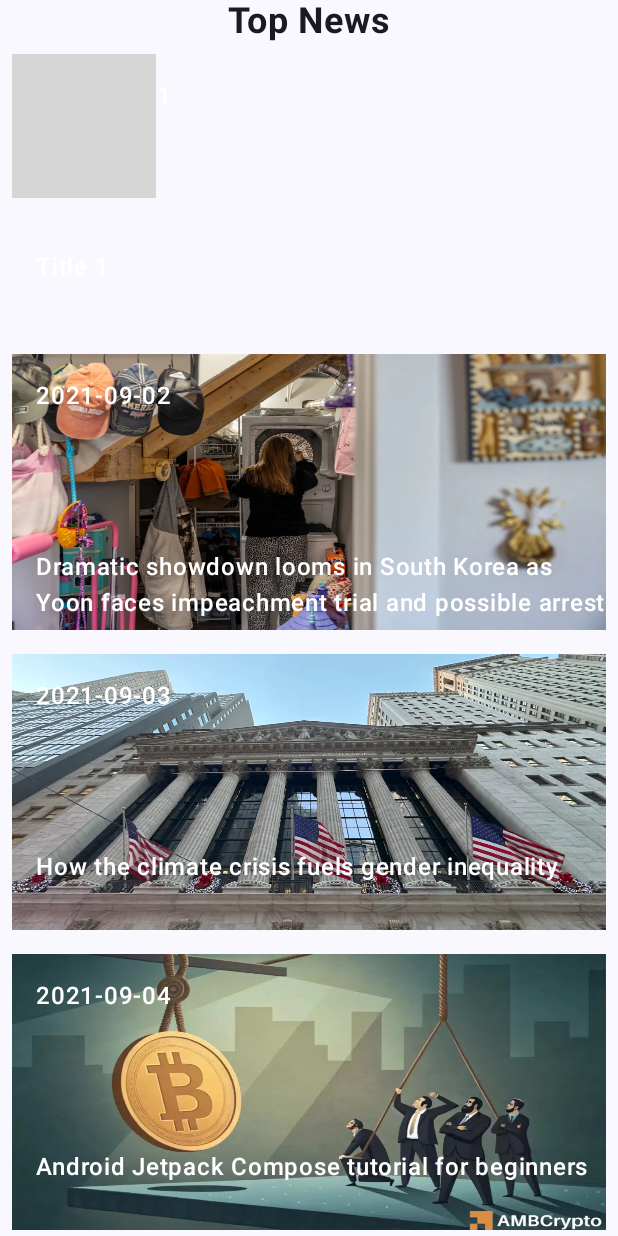
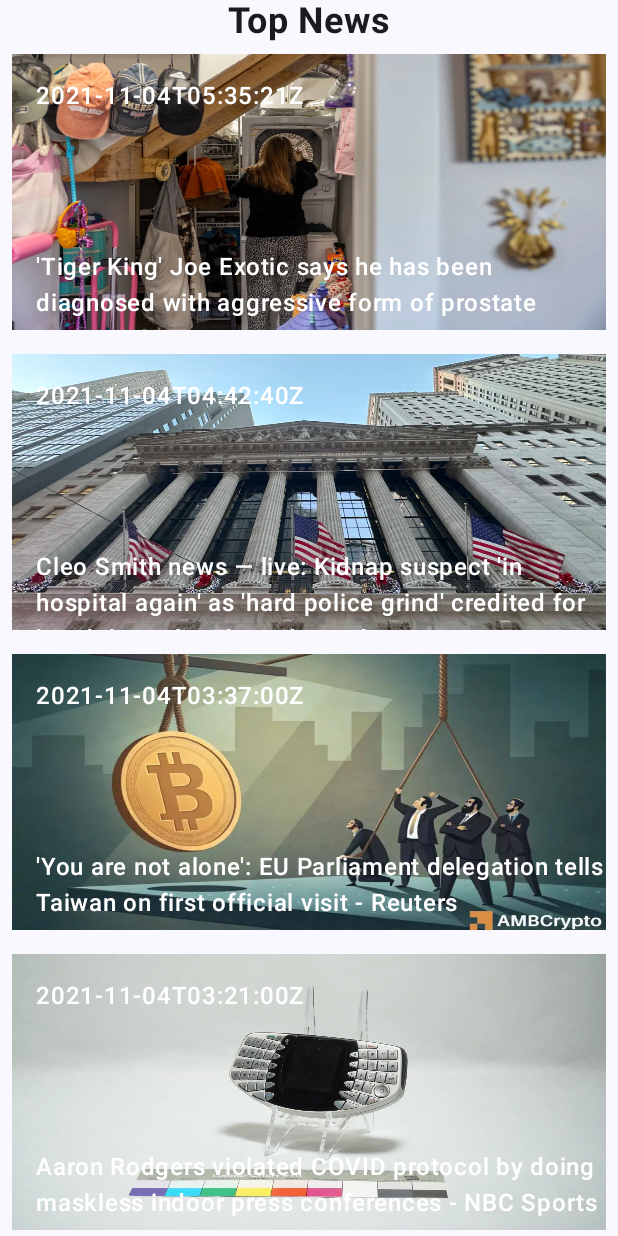
Before and after one commit to ansgrb/dummynews, an Android app built with Jetpack Compose: the screen it shows after launch (MainActivity), on a phone screen of 412 x 824 dp. Run offline under Robolectric (Android 15) with nearby library versions, the phone set to English and light mode, and no system bars; grey boxes are pictures that could not be loaded.

Commit message:
:construction: Enhance MockData with real news data and improve DetailScreen design
This commit significantly updates the `MockData` with a list of actual news articles, enhancing the realism of the application. It also refines the design of the `DetailScreen` to better display detailed news information.

The following changes were made:

-   **Updated `MockData`:**
    -   Replaced the placeholder news data with a list of real news articles.
    -   Each `NewsData` now includes more detailed information like author, image, title, description, and published date.
    -   Expanded `description` fields with more comprehensive text.
-   - Added new image resource.
-    -   Updated `MainActivity` to use `systemBars` as padding.
    - Updated `getNewsById` method to handle null values.
- - Changed image resources names.
- - Updated description text in MockData.
+
+ - **Enhanced `DetailsScreen`:**
+     - Added a top app bar using `CenterAlignedTopAppBar` to `DetailsScreen`
+     - Added navigation icon to app bar.
+     - Added title in `DetailsScreen` top app bar.
+     - Added scroll behavior to the app bar with `TopAppBarDefaults.pinnedScrollBehavior(rememberTopAppBarState())` and `Modifier.nestedScroll(scrollMagic.nestedScrollConnection)`
+    -   Updated `DetailsScreen` to use `DetailsScreenContent` composable.
+    -   Included an `Image` composable to display the news item's image.
+    -   Added `IconInfo` composable to display author and published date.
+    -   Added `fontWeight` to the title text.
+    - Changed `padding` on `DetailsScreen` to use `Column` `contentPadding`.
+    -  Added `verticalScroll` to the `DetailScreen`.
+   - Refactored `DetailsScreen` to take `scrollState` as a param.
+   - Removed unnecessary text, fontStyle and fontSize.

-   **Updated `MainActivity`:**
-    - Removed `SuppressLint`.
+    -**Improved project structure:**
+      - Refactored the `DetailScreen` and `DetailsScreenContent` in a more scalable and maintainable way.

```diff
--- a/app/src/main/java/dev/ansgrb/dummynews/MainActivity.kt
+++ b/app/src/main/java/dev/ansgrb/dummynews/MainActivity.kt
@@ -1,5 +1,6 @@
 package dev.ansgrb.dummynews
 
+import android.annotation.SuppressLint
 import android.os.Bundle
 import androidx.activity.ComponentActivity
 import androidx.activity.compose.setContent
@@ -18,6 +19,7 @@
 import dev.ansgrb.dummynews.ui.NewsApp
 import dev.ansgrb.dummynews.ui.theme.DummynewsTheme
 
+//@SuppressLint("UnusedMaterial3ScaffoldPaddingParameter")
 class MainActivity : ComponentActivity() {
     override fun onCreate(savedInstanceState: Bundle?) {
         super.onCreate(savedInstanceState)
--- a/app/src/main/java/dev/ansgrb/dummynews/MockData.kt
+++ b/app/src/main/java/dev/ansgrb/dummynews/MockData.kt
@@ -5,87 +5,107 @@
 object MockData {
     val topNewsList = listOf<NewsData>(
         NewsData(
-            id = 1,
-            author = "John Doe",
-            title = "Title 1",
-            description = "Description 1",
-            publishedAt = "2021-09-01"
+            1,
+            author = "Raja Razek, CNN",
+            image = R.drawable.ass_01,
+            title = "'Tiger King' Joe Exotic says he has been diagnosed with aggressive form of prostate cancer - CNN",
+            description = "Joseph Maldonado, known as Joe Exotic on the 2020 Netflix docuseries \\\"Tiger King: Murder, Mayhem and Madness,\\\" has been diagnosed with an aggressive form of prostate cancer, according to a letter written by Maldonado." +
+                    "Joseph Maldonado, known as Joe Exotic on the 2020 Netflix docuseries \\\"Tiger King: Murder, Mayhem and Madness,\\\" has been diagnosed with an aggressive form of prostate cancer, according to a letter written by Maldonado." +
+                    "Joseph Maldonado, known as Joe Exotic on the 2020 Netflix docuseries \\\"Tiger King: Murder, Mayhem and Madness,\\\" has been diagnosed with an aggressive form of prostate cancer, according to a letter written by Maldonado." +
+                    "Joseph Maldonado, known as Joe Exotic on the 2020 Netflix docuseries \\\"Tiger King: Murder, Mayhem and Madness,\\\" has been diagnosed with an aggressive form of prostate cancer, according to a letter written by Maldonado." +
+                    "Joseph Maldonado, known as Joe Exotic on the 2020 Netflix docuseries \\\"Tiger King: Murder, Mayhem and Madness,\\\" has been diagnosed with an aggressive form of prostate cancer, according to a letter written by Maldonado." +
+                    "Joseph Maldonado, known as Joe Exotic on the 2020 Netflix docuseries \\\"Tiger King: Murder, Mayhem and Madness,\\\" has been diagnosed with an aggressive form of prostate cancer, according to a letter written by Maldonado." +
+                    "Joseph Maldonado, known as Joe Exotic on the 2020 Netflix docuseries \\\"Tiger King: Murder, Mayhem and Madness,\\\" has been diagnosed with an aggressive form of prostate cancer, according to a letter written by Maldonado." +
+                    "Joseph Maldonado, known as Joe Exotic on the 2020 Netflix docuseries \\\"Tiger King: Murder, Mayhem and Madness,\\\" has been diagnosed with an aggressive form of prostate cancer, according to a letter written by Maldonado." +
+                    "Joseph Maldonado, known as Joe Exotic on the 2020 Netflix docuseries \\\"Tiger King: Murder, Mayhem and Madness,\\\" has been diagnosed with an aggressive form of prostate cancer, according to a letter written by Maldonado." +
+                    "Joseph Maldonado, known as Joe Exotic on the 2020 Netflix docuseries \\\"Tiger King: Murder, Mayhem and Madness,\\\" has been diagnosed with an aggressive form of prostate cancer, according to a letter written by Maldonado." +
+                    "Joseph Maldonado, known as Joe Exotic on the 2020 Netflix docuseries \\\"Tiger King: Murder, Mayhem and Madness,\\\" has been diagnosed with an aggressive form of prostate cancer, according to a letter written by Maldonado." +
+                    "Joseph Maldonado, known as Joe Exotic on the 2020 Netflix docuseries \\\"Tiger King: Murder, Mayhem and Madness,\\\" has been diagnosed with an aggressive form of prostate cancer, according to a letter written by Maldonado." +
+                    "Joseph Maldonado, known as Joe Exotic on the 2020 Netflix docuseries \\\"Tiger King: Murder, Mayhem and Madness,\\\" has been diagnosed with an aggressive form of prostate cancer, according to a letter written by Maldonado." +
+                    "Joseph Maldonado, known as Joe Exotic on the 2020 Netflix docuseries \\\"Tiger King: Murder, Mayhem and Madness,\\\" has been diagnosed with an aggressive form of prostate cancer, according to a letter written by Maldonado." +
+                    "Joseph Maldonado, known as Joe Exotic on the 2020 Netflix docuseries \\\"Tiger King: Murder, Mayhem and Madness,\\\" has been diagnosed with an aggressive form of prostate cancer, according to a letter written by Maldonado." +
+                    "Joseph Maldonado, known as Joe Exotic on the 2020 Netflix docuseries \\\"Tiger King: Murder, Mayhem and Madness,\\\" has been diagnosed with an aggressive form of prostate cancer, according to a letter written by Maldonado." +
+                    "Joseph Maldonado, known as Joe Exotic on the 2020 Netflix docuseries \\\"Tiger King: Murder, Mayhem and Madness,\\\" has been diagnosed with an aggressive form of prostate cancer, according to a letter written by Maldonado." +
+                    "Joseph Maldonado, known as Joe Exotic on the 2020 Netflix docuseries \\\"Tiger King: Murder, Mayhem and Madness,\\\" has been diagnosed with an aggressive form of prostate cancer, according to a letter written by Maldonado." +
+                    "Joseph Maldonado, known as Joe Exotic on the 2020 Netflix docuseries \\\"Tiger King: Murder, Mayhem and Madness,\\\" has been diagnosed with an aggressive form of prostate cancer, according to a letter written by Maldonado." +
+                    "Joseph Maldonado, known as Joe Exotic on the 2020 Netflix docuseries \\\"Tiger King: Murder, Mayhem and Madness,\\\" has been diagnosed with an aggressive form of prostate cancer, according to a letter written by Maldonado.",
+            publishedAt = "2021-11-04T05:35:21Z"
         ),
         NewsData(
-            id = 2,
-            image = R.drawable.ass_01,
-            author = "Helen Regan",
-            title = "Dramatic showdown looms in South Korea as Yoon faces impeachment trial and possible arrest",
-            description = "How the climate crisis fuels gender inequality How the climate crisis fuels gender inequality" +
-                    "How the climate crisis fuels gender inequality How the climate crisis fuels gender inequality" +
-                    "How the climate crisis fuels gender inequality How the climate crisis fuels gender inequality" +
-                    "How the climate crisis fuels gender inequality How the climate crisis fuels gender inequality" +
-                    "How the climate crisis fuels gender inequality" +
-                    "How the climate crisis fuels gender inequality" +
-                    "How the climate crisis fuels gender inequality" +
-                    "How the climate crisis fuels gender inequality",
-            publishedAt = "2021-09-02"
+            2,
+            author = "Namita Singh",
+            image = R.drawable.ass_02,
+            title = "Cleo Smith news — live: Kidnap suspect 'in hospital again' as 'hard police grind' credited for breakthrough - The Independent",
+            description = "The suspected kidnapper of four-year-old Cleo Smith has been treated in hospital for a second time amid reports he was “attacked” while in custody." +
+                    "The suspected kidnapper of four-year-old Cleo Smith has been treated in hospital for a second time amid reports he was “attacked” while in custody." +
+                    "The suspected kidnapper of four-year-old Cleo Smith has been treated in hospital for a second time amid reports he was “attacked” while in custody." +
+                    "The suspected kidnapper of four-year-old Cleo Smith has been treated in hospital for a second time amid reports he was “attacked” while in custody." +
+                    "The suspected kidnapper of four-year-old Cleo Smith has been treated in hospital for a second time amid reports he was “attacked” while in custody." +
+                    "The suspected kidnapper of four-year-old Cleo Smith has been treated in hospital for a second time amid reports he was “attacked” while in custody." +
+                    "The suspected kidnapper of four-year-old Cleo Smith has been treated in hospital for a second time amid reports he was “attacked” while in custody." +
+                    "The suspected kidnapper of four-year-old Cleo Smith has been treated in hospital for a second time amid reports he was “attacked” while in custody." +
+                    "The suspected kidnapper of four-year-old Cleo Smith has been treated in hospital for a second time amid reports he was “attacked” while in custody." +
+                    "The suspected kidnapper of four-year-old Cleo Smith has been treated in hospital for a second time amid reports he was “attacked” while in custody." +
+                    "The suspected kidnapper of four-year-old Cleo Smith has been treated in hospital for a second time amid reports he was “attacked” while in custody." +
+                    "The suspected kidnapper of four-year-old Cleo Smith has been treated in hospital for a second time amid reports he was “attacked” while in custody." +
+                    "The suspected kidnapper of four-year-old Cleo Smith has been treated in hospital for a second time amid reports he was “attacked” while in custody." +
+                    "The suspected kidnapper of four-year-old Cleo Smith has been treated in hospital for a second time amid reports he was “attacked” while in custody." +
+                    "The suspected kidnapper of four-year-old Cleo Smith has been treated in hospital for a second time amid reports he was “attacked” while in custody." +
+                    "The suspected kidnapper of four-year-old Cleo Smith has been treated in hospital for a second time amid reports he was “attacked” while in custody." +
+                    "The suspected kidnapper of four-year-old Cleo Smith has been treated in hospital for a second time amid reports he was “attacked” while in custody." +
+                    "The suspected kidnapper of four-year-old Cleo Smith has been treated in hospital for a second time amid reports he was “attacked” while in custody." +
+                    "The suspected kidnapper of four-year-old Cleo Smith has been treated in hospital for a second time amid reports he was “attacked” while in custody." +
+                    "The suspected kidnapper of four-year-old Cleo Smith has been treated in hospital for a second time amid reports he was “attacked” while in custody." +
+                    "The suspected kidnapper of four-year-old Cleo Smith has been treated in hospital for a second time amid reports he was “attacked” while in custody." +
+                    "The suspected kidnapper of four-year-old Cleo Smith has been treated in hospital for a second time amid reports he was “attacked” while in custody." +
+                    "The suspected kidnapper of four-year-old Cleo Smith has been treated in hospital for a second time amid reports he was “attacked” while in custody.",
+            publishedAt = "2021-11-04T04:42:40Z"
         ),
         NewsData(
-            id = 3,
-            image = R.drawable.ass_02,
-            author = "Sam Smith",
-            title = "How the climate crisis fuels gender inequality",
-            description = "Description 3",
-            publishedAt = "2021-09-03"
+            3,
+            author = "Not available",
+            image = R.drawable.ass_03,
+            title = "'You are not alone': EU Parliament delegation tells Taiwan on first official visit - Reuters",
+            description =
+            "The European Parliament's first official delegation to Taiwan said on Thursday the diplomatically isolated island is not alone and called for bolder actions to strengthen EU-Taiwan ties as Taipei faces rising pressure from Beijing.",
+            publishedAt = "2021-11-04T03:37:00Z"
         ),
         NewsData(
-            id = 4,
-            image = R.drawable.ass_03,
-            author = "Andrei Doe",
-            title = "Android Jetpack Compose tutorial for beginners",
-            description = "Description 4",
-            publishedAt = "2021-09-04"
+            4,
+            author = "Mike Florio",
+            image = R.drawable.ass_04,
+            title = "Aaron Rodgers violated COVID protocol by doing maskless indoor press conferences - NBC Sports",
+            description = "Packers quarterback Aaron Rodgers has been conducting in-person press conferences in the Green Bay facility without wearing a mask. Because he was secretly unvaccinated, Rodgers violated the rules.",
+            publishedAt = "2021-11-04T03:21:00Z"
         ),
         NewsData(
-            id = 5,
-            image = R.drawable.ass_04,
-            author = "John Doe",
-            title = "Title 5",
-            description = "Description 5",
-            publishedAt = "2021-09-05"
+            5,
+            author = "Grant Brisbee",
+            title = "Buster Posey's career was like no other in Giants history - The Athletic",
+            description = "There was a franchise without Buster Posey, and there was one with him, and those two franchises were radically, impossibly different.",
+            publishedAt = "2021-11-04T02:12:54Z"
         ),
         NewsData(
-            id = 6,
-            image = R.drawable.ass_05,
-            author = "Jane Doe",
-            title = "Title 6",
-            description = "Description 6",
-            publishedAt = "2021-09-06"
+            6,
+            author = "Michael Schneider",
+            title = "‘The Masked Singer’ Reveals Identity of the Beach Ball: Here Are the Stars Under the Mask - Variety",
+            description = "SPOILER ALERT: Do not read ahead if you have not watched “The Masked Singer” Season 6, Episode 8, “Giving Thanks,” which aired November 3 on Fox. Honey Boo Boo, we hardly knew you. Reality TV mother and daughter stars June Edith “Mama June” Shannon and Alana …",
+            publishedAt = "2021-11-04T02:00:00Z"
         ),
         NewsData(
-            id = 7,
-            author = "John Doe",
-            title = "Title 7",
-            description = "Description 7",
-            publishedAt = "2021-09-07"
+            7,
+            author = "Thomas Barrabi",
+            title = "Sen. Murkowski slams Dems over 'show votes' on federal election bills - Fox News",
+            description = "Sen. Lisa Murkowski, R-Alaska, slammed Senate Democrats for pursuing “show votes” on federal election bills on Wednesday as Republicans used the filibuster to block consideration the John Lewis Voting Rights Advancement Act.",
+            publishedAt = "2021-11-04T01:57:36Z"
         ),
         NewsData(
-            id = 8,
-            author = "Jane Doe",
-            title = "Title 8",
-            description = "Description 8",
-            publishedAt = "2021-09-08"
-        ),
-        NewsData(
-            id = 9,
-            author = "John Doe",
-            title = "Title 9",
-            description = "Description 9",
-            publishedAt = "2021-09-09"
-        ),
-        NewsData(
-            id = 10,
-            author = "Jane Doe",
-            title = "Title 10",
-            description = "Description 10",
-            publishedAt = "2021-09-10"
-        ),
+            8,
+            author = "CBSBoston.com Staff",
+            title = "Principal Beaten Unconscious At Dorchester School; Classes Canceled Thursday - CBS Boston",
+            description = "Principal Patricia Lampron and another employee were assaulted at Henderson Upper Campus during dismissal on Wednesday.",
+            publishedAt = "2021-11-04T01:55:00Z"
+        )
     )
     fun getNewsById(id: Int?): NewsData?{
         if (id == null) {
--- a/app/src/main/java/dev/ansgrb/dummynews/ui/screens/DetailsScreen.kt
+++ b/app/src/main/java/dev/ansgrb/dummynews/ui/screens/DetailsScreen.kt
@@ -1,51 +1,78 @@
 package dev.ansgrb.dummynews.ui.screens
 
+import android.annotation.SuppressLint
 import androidx.compose.foundation.Image
 import androidx.compose.foundation.ScrollState
 import androidx.compose.foundation.layout.Arrangement
 import androidx.compose.foundation.layout.Column
+import androidx.compose.foundation.layout.PaddingValues
 import androidx.compose.foundation.layout.Row
+import androidx.compose.foundation.layout.WindowInsets
 import androidx.compose.foundation.layout.fillMaxWidth
 import androidx.compose.foundation.layout.padding
 import androidx.compose.foundation.verticalScroll
 import androidx.compose.material.icons.Icons
+import androidx.compose.material.icons.automirrored.filled.ArrowBack
 import androidx.compose.material.icons.filled.DateRange
 import androidx.compose.material.icons.filled.Edit
 import androidx.compose.material3.Icon
+import androidx.compose.material3.IconButton
 import androidx.compose.material3.Text
+import androidx.compose.material3.CenterAlignedTopAppBar
+import androidx.compose.material3.ExperimentalMaterial3Api
+import androidx.compose.material3.LargeTopAppBar
+import androidx.compose.material3.MaterialTheme
+import androidx.compose.material3.Scaffold
+import androidx.compose.material3.TopAppBarDefaults
+import androidx.compose.material3.rememberTopAppBarState
 import androidx.compose.runtime.Composable
 import androidx.compose.ui.Alignment
 import androidx.compose.ui.Modifier
 import androidx.compose.ui.graphics.vector.ImageVector
+import androidx.compose.ui.input.nestedscroll.nestedScroll
 import androidx.compose.ui.res.colorResource
 import androidx.compose.ui.res.painterResource
-import androidx.compose.ui.text.font.FontStyle
 import androidx.compose.ui.text.font.FontWeight
+import androidx.compose.ui.text.style.TextOverflow
 import androidx.compose.ui.tooling.preview.Preview
 import androidx.compose.ui.unit.dp
-import androidx.compose.ui.unit.sp
 import androidx.navigation.NavController
 import androidx.navigation.compose.rememberNavController
 import dev.ansgrb.dummynews.R
 import dev.ansgrb.dummynews.model.NewsData
 
+//@SuppressLint("UnusedMaterial3ScaffoldPaddingParameter")
 @Composable
-fun DetailsScreen(navController: NavController, newsData: NewsData, scrollState: ScrollState){
+fun DetailsScreen(
+    navController: NavController,
+    newsData: NewsData,
+    scrollState: ScrollState
+) {
+    DetailsScreenContent(
+        newsData = newsData,
+        scrollState = scrollState,
+//        contentPadding = PaddingValues(0.dp)
+    )
+}
+
+@Composable
+fun DetailsScreenContent(
+    newsData: NewsData,
+    scrollState: ScrollState,
+//    contentPadding: PaddingValues = PaddingValues(0.dp)
+) {
+    DetailsTopAppBar()
     Column(
         modifier = Modifier
+//            .padding(contentPadding)
             .fillMaxWidth()
-            .padding(16.dp)
             .verticalScroll(scrollState),
-        horizontalAlignment = Alignment.CenterHorizontally,
-
-    ){
-        Text(
-            text = "Details Screen",
-            fontWeight = FontWeight.Bold,
-            fontSize = 24.sp,
-            fontStyle = FontStyle.Normal,
+        horizontalAlignment = Alignment.CenterHorizontally
+    ) {
+        Image(
+            painter = painterResource(id = newsData.image),
+            contentDescription = null
         )
-        Image(painter = painterResource(id = newsData.image), contentDescription = "")
         Row(
             modifier = Modifier
                 .fillMaxWidth()
@@ -63,9 +90,70 @@
                 contentDescription = "Published Date"
             )
         }
-        Text(text = newsData.title, fontWeight = FontWeight.Bold)
-        Text(text = newsData.description, modifier = Modifier.padding(top = 16.dp))
+        Text(
+            text = newsData.title,
+            fontWeight = FontWeight.Bold
+        )
+        Text(
+            text = newsData.description,
+                modifier = Modifier.padding(top = 16.dp)
+        )
     }
+
+}
+
+//@OptIn(ExperimentalMaterial3Api::class)
+//@Composable
+//fun DetailsTopAppBar(onBackPressed: () -> Unit = {}, navController: NavController) {
+//    CenterAlignedTopAppBar(
+//        modifier = Modifier.padding(0.dp),
+//        title = { Text("Details Screen") },
+//        navigationIcon = {
+//            IconButton(onClick = { navController.popBackStack() }) {
+//                Icon(
+//                    imageVector = Icons.AutoMirrored.Filled.ArrowBack,
+//                    contentDescription = "Back"
+//                )
+//            }
+//        }
+//    )
+//}
+
+@OptIn(ExperimentalMaterial3Api::class)
+@Composable
+fun DetailsTopAppBar(){
+    val scrollMagic = TopAppBarDefaults.pinnedScrollBehavior(rememberTopAppBarState())
+    CenterAlignedTopAppBar(
+        colors = TopAppBarDefaults.topAppBarColors(
+            containerColor = MaterialTheme.colorScheme.primaryContainer,
+            titleContentColor = MaterialTheme.colorScheme.primary,
+        ),
+        title = {
+            Text(
+                "Title",
+                maxLines = 1,
+                overflow = TextOverflow.Ellipsis
+            )
+        },
+        navigationIcon = {
+            IconButton(
+                onClick = {/* do somethin' */}
+            ) {
+                Icon(
+                    imageVector = Icons.AutoMirrored.Filled.ArrowBack,
+                    contentDescription = ""
+                )
+            }
+        },
+        scrollBehavior = scrollMagic
+    )
+//    Scaffold(
+//        modifier = Modifier.nestedScroll(scrollMagic.nestedScrollConnection),
+//        topBar = {
+//
+//        },
+//        content = {}
+//    )
 }
 
 @Composable
@@ -93,3 +181,9 @@
         publishedAt = "2021-09-01"
     ), ScrollState(0))
 }
+
+@Preview(showBackground = true)
+@Composable
+fun DetailsTopAppBarPreview(){
+    DetailsTopAppBar()
+}
```
